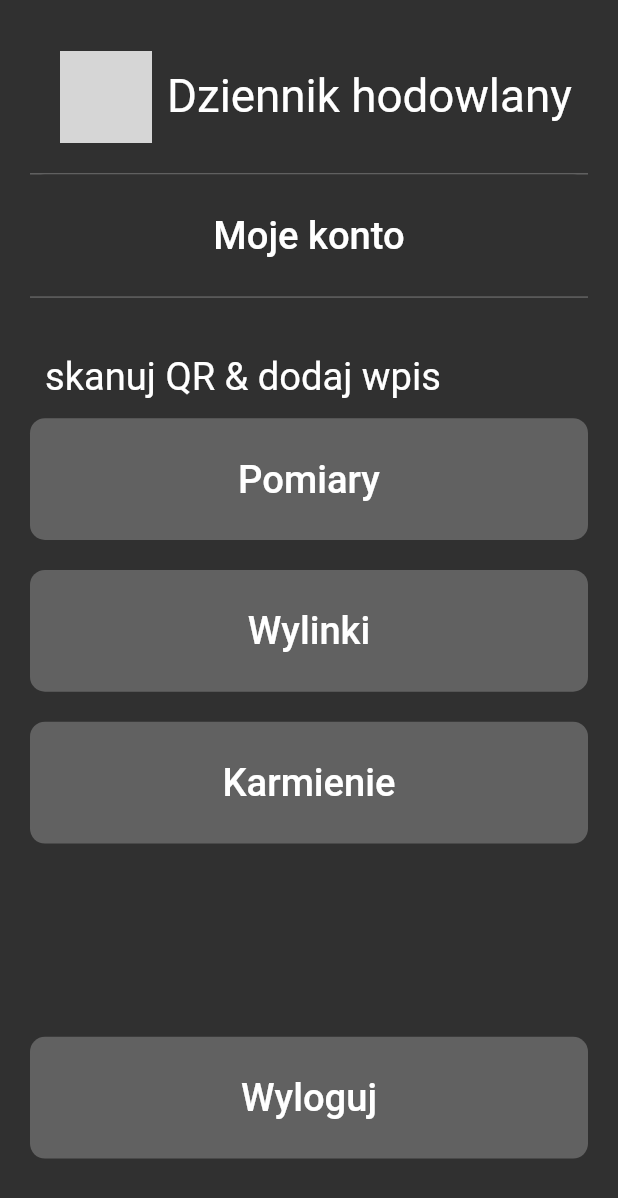
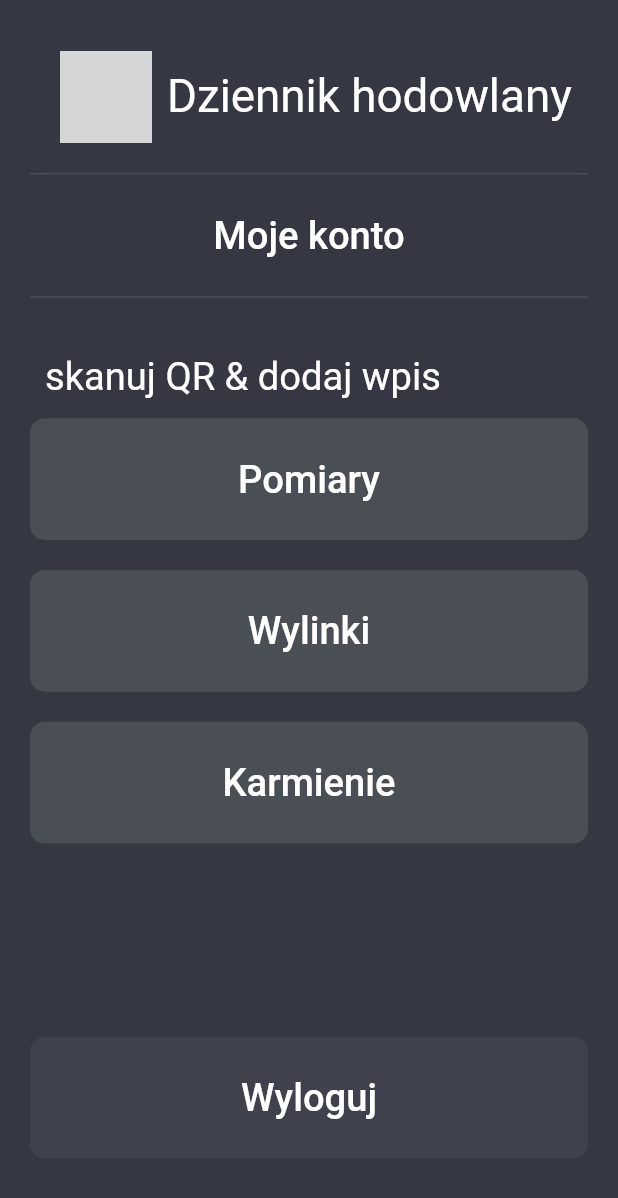
Before and after one commit to Akoszewski/dziennik-zwierzat, a Flutter app: the Menu screen opened directly, on a phone screen of 412 x 824 dp. Shown: the top 1198 px of the screen. Run offline on Flutter 3.47's test engine with Material 2 defaults, Android fonts, the phone set to English and light mode, and no system bars; our stand-ins replace flutter_phoenix, sqflite, webview_flutter; missing offline and left inert: flutter_barcode_scanner, flutter_webview_plugin; accounts and stored records are empty; grey boxes are pictures that could not be loaded.

Commit message:
Poprawione kolory

```diff
--- a/lib/main.dart
+++ b/lib/main.dart
@@ -7,13 +7,13 @@ import 'package:flutter_barcode_scanner/flutter_barcode_scanner.dart';
 import 'package:flutter_phoenix/flutter_phoenix.dart';
 import 'package:flutter_webview_plugin/flutter_webview_plugin.dart' hide JavascriptChannel, JavascriptMessage;
 
-// Color bgColor = Color(0x373c42);
-// Color buttonColor = Color(0x4a4f55);
-// Color logoutButtonColor = Color(0x3f424c);
+// Color bgColor = Color(0xFF373C42);
+Color bgColor = Color(0xFF353842);
+Color buttonColor = Color(0xFF4a4F55);
+Color logoutButtonColor = Color(0xFF3F424C);
 
-Color bgColor = Colors.grey[850];
-Color buttonColor = Colors.grey[700];
-Color logoutButtonColor = Color(0x3f424c);
+// Color bgColor = Color(0xFF343A40);
+// Color logoutButtonColor = Color(0x3F424C);
 
 double getScreenWidth(BuildContext context) {
   return MediaQuery.of(context).size.width;
@@ -228,7 +228,7 @@ class Menu extends StatelessWidget {
                 top: 0.864*getScreenHeight(context),
                 label: "Wyloguj",
                 imgPath: "./assets/img/icon5.png",
-                color: buttonColor,
+                color: logoutButtonColor,
                 onPressed: () async {
                   Phoenix.rebirth(context);
                 },
```
